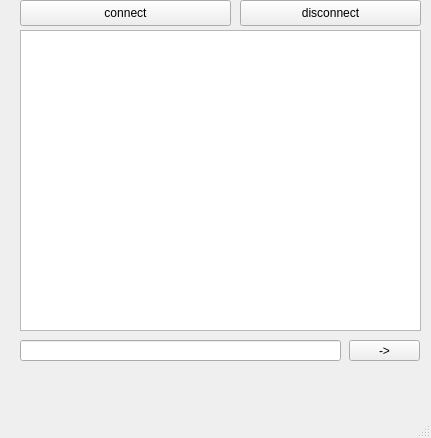
Above: Client/mainwindow.ui from MrTeeett/Udp_client-server before the change. Below: the same form after it.
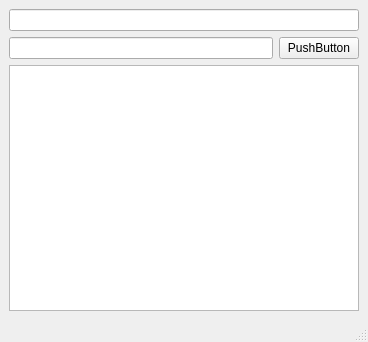
That is the form after the change.

What changed in the file:
```diff
--- a/Client/mainwindow.ui
+++ b/Client/mainwindow.ui
@@ -6,73 +6,39 @@
    <rect>
     <x>0</x>
     <y>0</y>
-    <width>431</width>
-    <height>438</height>
+    <width>368</width>
+    <height>342</height>
    </rect>
   </property>
   <property name="windowTitle">
    <string>MainWindow</string>
   </property>
   <widget class="QWidget" name="centralwidget">
-   <widget class="QPushButton" name="pushButton">
-    <property name="geometry">
-     <rect>
-      <x>20</x>
-      <y>0</y>
-      <width>211</width>
-      <height>26</height>
-     </rect>
-    </property>
-    <property name="text">
-     <string>connect</string>
-    </property>
-   </widget>
-   <widget class="QLineEdit" name="lineEdit">
-    <property name="geometry">
-     <rect>
-      <x>20</x>
-      <y>340</y>
-      <width>321</width>
-      <height>21</height>
-     </rect>
-    </property>
-   </widget>
-   <widget class="QPushButton" name="pushButton_2">
-    <property name="geometry">
-     <rect>
-      <x>349</x>
-      <y>340</y>
-      <width>71</width>
-      <height>21</height>
-     </rect>
-    </property>
-    <property name="text">
-     <string>-&gt;</string>
-    </property>
-   </widget>
-   <widget class="QTextBrowser" name="textBrowser">
-    <property name="geometry">
-     <rect>
-      <x>20</x>
-      <y>30</y>
-      <width>401</width>
-      <height>301</height>
-     </rect>
-    </property>
-   </widget>
-   <widget class="QPushButton" name="pushButton_3">
-    <property name="geometry">
-     <rect>
-      <x>240</x>
-      <y>0</y>
-      <width>181</width>
-      <height>26</height>
-     </rect>
-    </property>
-    <property name="text">
-     <string>disconnect</string>
-    </property>
-   </widget>
+   <layout class="QGridLayout" name="gridLayout">
+    <item row="0" column="0" colspan="2">
+     <widget class="QLineEdit" name="lineEdit"/>
+    </item>
+    <item row="1" column="0">
+     <widget class="QLineEdit" name="lineEdit_2"/>
+    </item>
+    <item row="1" column="1">
+     <widget class="QPushButton" name="pushButton">
+      <property name="enabled">
+       <bool>true</bool>
+      </property>
+      <property name="text">
+       <string>PushButton</string>
+      </property>
+     </widget>
+    </item>
+    <item row="2" column="0" colspan="2">
+     <widget class="QTextBrowser" name="textBrowser">
+      <property name="enabled">
+       <bool>true</bool>
+      </property>
+     </widget>
+    </item>
+   </layout>
   </widget>
   <widget class="QMenuBar" name="menubar">
    <property name="geometry">
```
Left out of the diff: 4 changed lines with no effect on the pictures.
